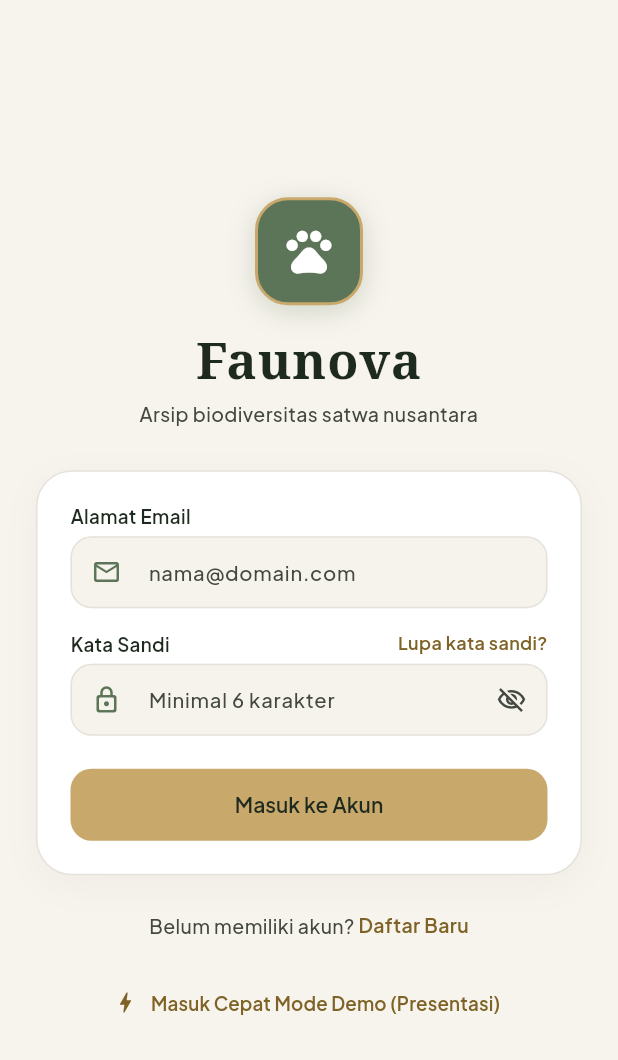
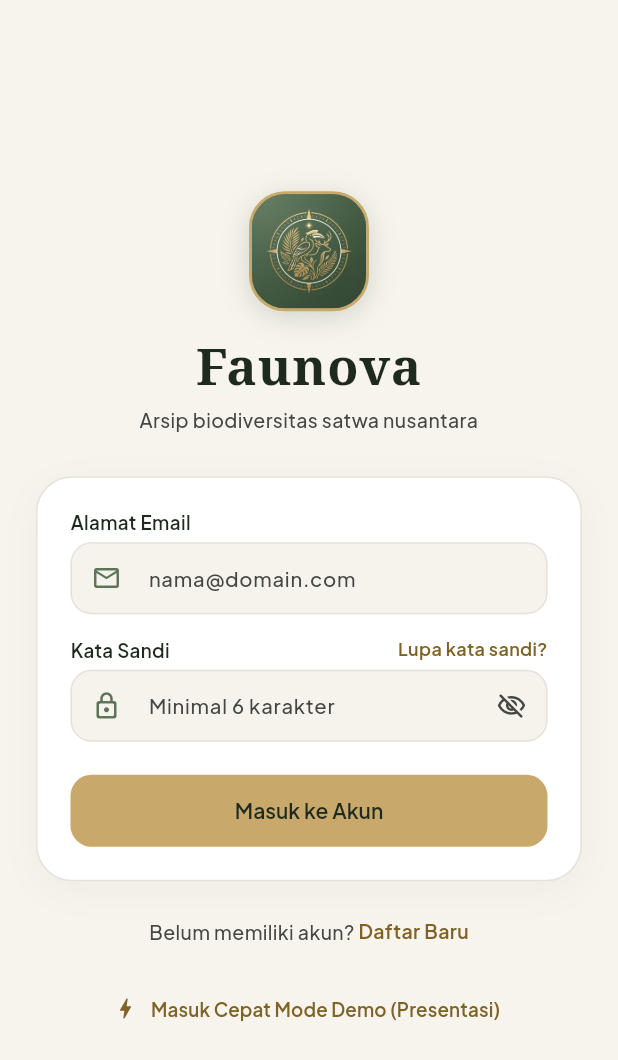
Before and after one commit to justin-rar/faunova, a Flutter app: the screen it shows after launch, on a phone screen of 412 x 824 dp. Shown: the top 1060 px of the screen. Run offline on Flutter 3.47's test engine with Material 3 defaults, Android fonts, the light colour scheme and no system bars; our stand-ins replace camera, flutter_compass, flutter_local_notifications, flutter_map, flutter_secure_storage, geolocator and 10 more; accounts and stored records are empty; key blocks and very long unbroken strings in the code were emptied for the run.

Commit message:
feat(branding): add official Faunova logo and update Android launcher icons and app label

```diff
--- a/lib/features/auth/presentation/login_page.dart
+++ b/lib/features/auth/presentation/login_page.dart
@@ -461,11 +461,11 @@ class _LoginPageState extends State<LoginPage> {
 
   Widget _buildEmblem() {
     return Container(
-      width: 72,
-      height: 72,
+      width: 80,
+      height: 80,
       decoration: BoxDecoration(
         color: AppColors.sageTua,
-        borderRadius: BorderRadius.circular(22),
+        borderRadius: BorderRadius.circular(24),
         border: Border.all(
           color: AppColors.emas,
           width: 2,
@@ -478,8 +478,17 @@ class _LoginPageState extends State<LoginPage> {
           ),
         ],
       ),
-      child: const Center(
-        child: Icon(Icons.pets_rounded, color: Colors.white, size: 36),
+      child: ClipRRect(
+        borderRadius: BorderRadius.circular(22),
+        child: Image.asset(
+          'assets/images/faunova_logo.png',
+          width: 80,
+          height: 80,
+          fit: BoxFit.cover,
+          errorBuilder: (_, _, _) => const Center(
+            child: Icon(Icons.pets_rounded, color: Colors.white, size: 38),
+          ),
+        ),
       ),
     );
   }
--- a/pubspec.yaml
+++ b/pubspec.yaml
@@ -40,3 +40,5 @@ dev_dependencies:
 
 flutter:
   uses-material-design: true
+  assets:
+    - assets/images/
```
Also changed, not shown: lib/features/profile/presentation/widgets/app_settings_sheet.dart (+17 -4 lines), assets/images/faunova_logo.png (added), 11 other files.
